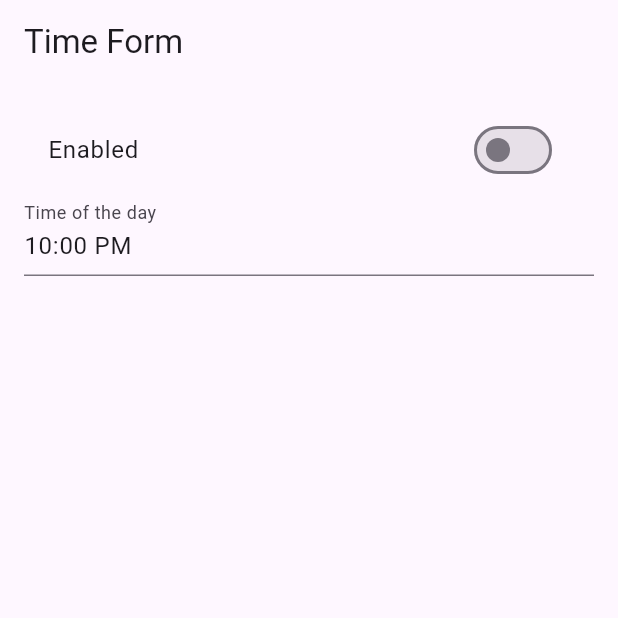
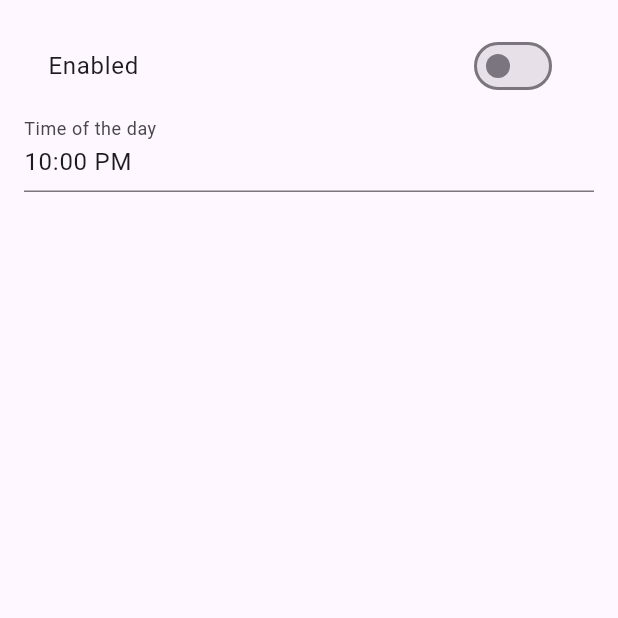
Before and after one commit to yolisses0/go_sleep_4, a Flutter app: the screen it shows after launch, on a phone screen of 412 x 824 dp, the top half of it. Run offline on Flutter 3.47's test engine with Material 3 defaults, Android fonts, the phone set to English and light mode, and no system bars.

Commit message:
Remove app bar

```diff
--- a/lib/settings_page.dart
+++ b/lib/settings_page.dart
@@ -28,7 +28,6 @@ class _SettingsPageState extends State<SettingsPage> {
   @override
   Widget build(BuildContext context) {
     return Scaffold(
-      appBar: AppBar(title: Text('Time Form')),
       body: Padding(
         padding: EdgeInsets.all(16.0),
         child: Form(
```
